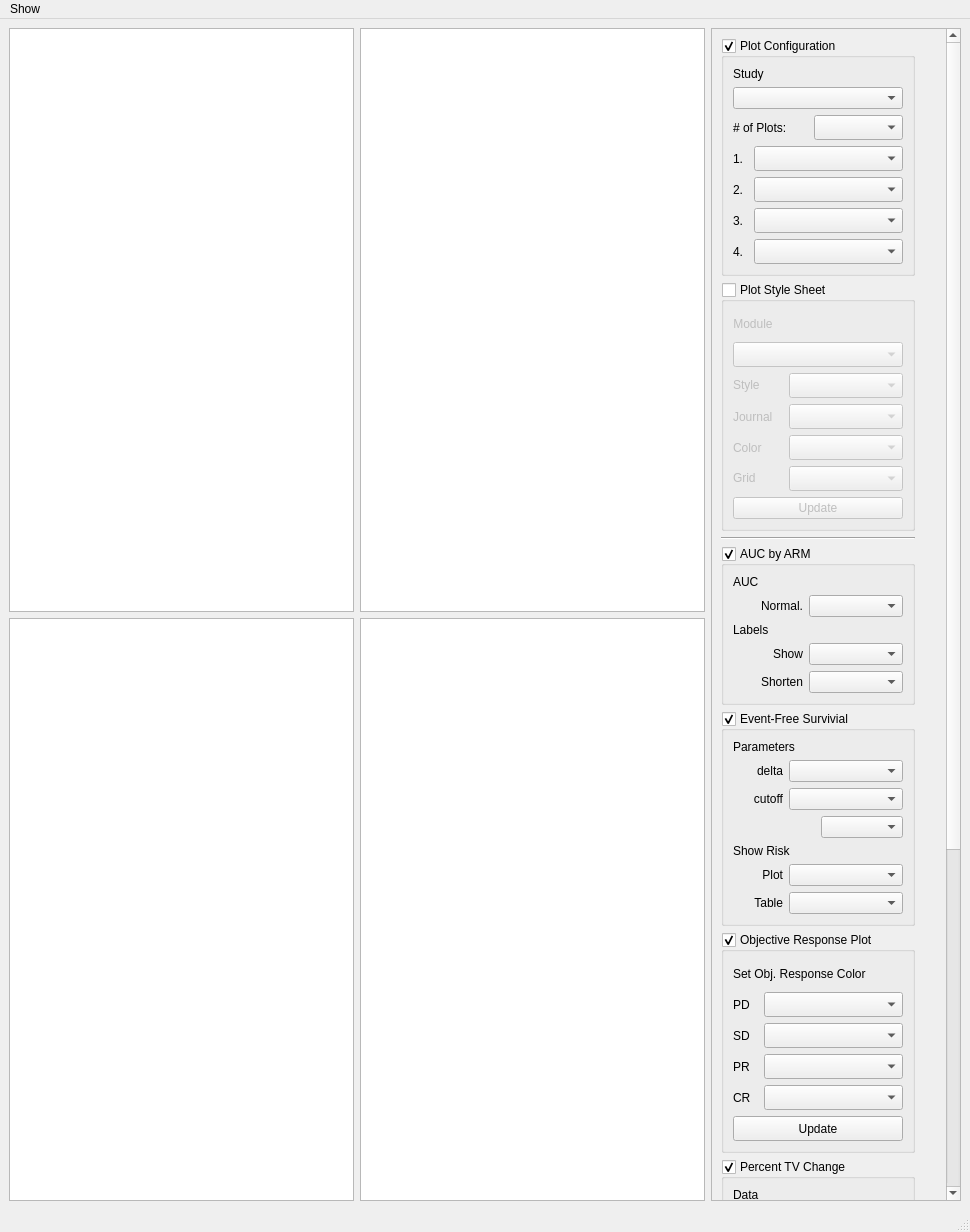
Old version of the form src/TumorVolumeStudyView.ui in the repository DennisDean/TumorVolumetrics.
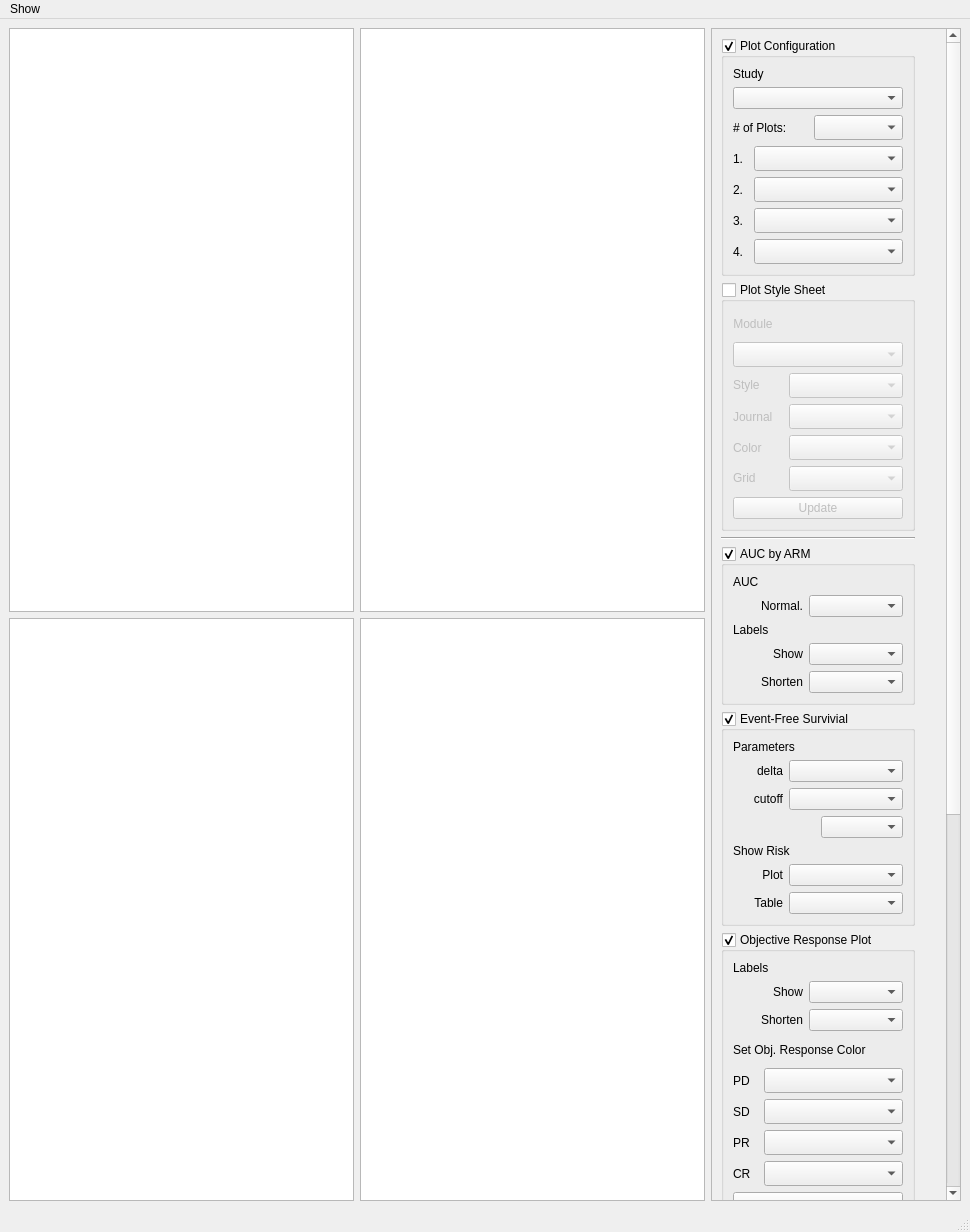
New version of the form.

Commit message: Added parameters to objective response plot for consistency with other bar charts.

```diff
--- a/src/TumorVolumeStudyView.ui
+++ b/src/TumorVolumeStudyView.ui
@@ -74,7 +74,7 @@
                <x>0</x>
                <y>0</y>
                <width>231</width>
-               <height>1849</height>
+               <height>1941</height>
               </rect>
              </property>
              <property name="sizePolicy">
@@ -903,11 +903,76 @@
                  <bool>true</bool>
                 </property>
                 <layout class="QVBoxLayout" name="verticalLayout_groupbox_objective_response_2">
+                 <item>
+                  <widget class="QLabel" name="label_46">
+                   <property name="text">
+                    <string>Labels</string>
+                   </property>
+                  </widget>
+                 </item>
                  <item>
                   <layout class="QVBoxLayout" name="verticalLayout_groupbox_objective_response">
                    <property name="sizeConstraint">
                     <enum>QLayout::SetMinimumSize</enum>
                    </property>
+                   <item>
+                    <layout class="QHBoxLayout" name="horizontalLayout_32">
+                     <item>
+                      <widget class="QLabel" name="label_45">
+                       <property name="minimumSize">
+                        <size>
+                         <width>70</width>
+                         <height>0</height>
+                        </size>
+                       </property>
+                       <property name="maximumSize">
+                        <size>
+                         <width>70</width>
+                         <height>16777215</height>
+                        </size>
+                       </property>
+                       <property name="text">
+                        <string>Show</string>
+                       </property>
+                       <property name="alignment">
+                        <set>Qt::AlignRight|Qt::AlignTrailing|Qt::AlignVCenter</set>
+                       </property>
+                      </widget>
+                     </item>
+                     <item>
+                      <widget class="QComboBox" name="comboBox_obj_res_show_labels"/>
+                     </item>
+                    </layout>
+                   </item>
+                   <item>
+                    <layout class="QHBoxLayout" name="horizontalLayout_31">
+                     <item>
+                      <widget class="QLabel" name="label_44">
+                       <property name="minimumSize">
+                        <size>
+                         <width>70</width>
+                         <height>0</height>
+                        </size>
+                       </property>
+                       <property name="maximumSize">
+                        <size>
+                         <width>70</width>
+                         <height>16777215</height>
+                        </size>
+                       </property>
+                       <property name="text">
+                        <string>Shorten</string>
+                       </property>
+                       <property name="alignment">
+                        <set>Qt::AlignRight|Qt::AlignTrailing|Qt::AlignVCenter</set>
+                       </property>
+                      </widget>
+                     </item>
+                     <item>
+                      <widget class="QComboBox" name="comboBox_obj_res_shorten_labels"/>
+                     </item>
+                    </layout>
+                   </item>
                    <item>
                     <widget class="QLabel" name="label_17">
                      <property name="sizePolicy">
```
The commit also changes 1 other file.
